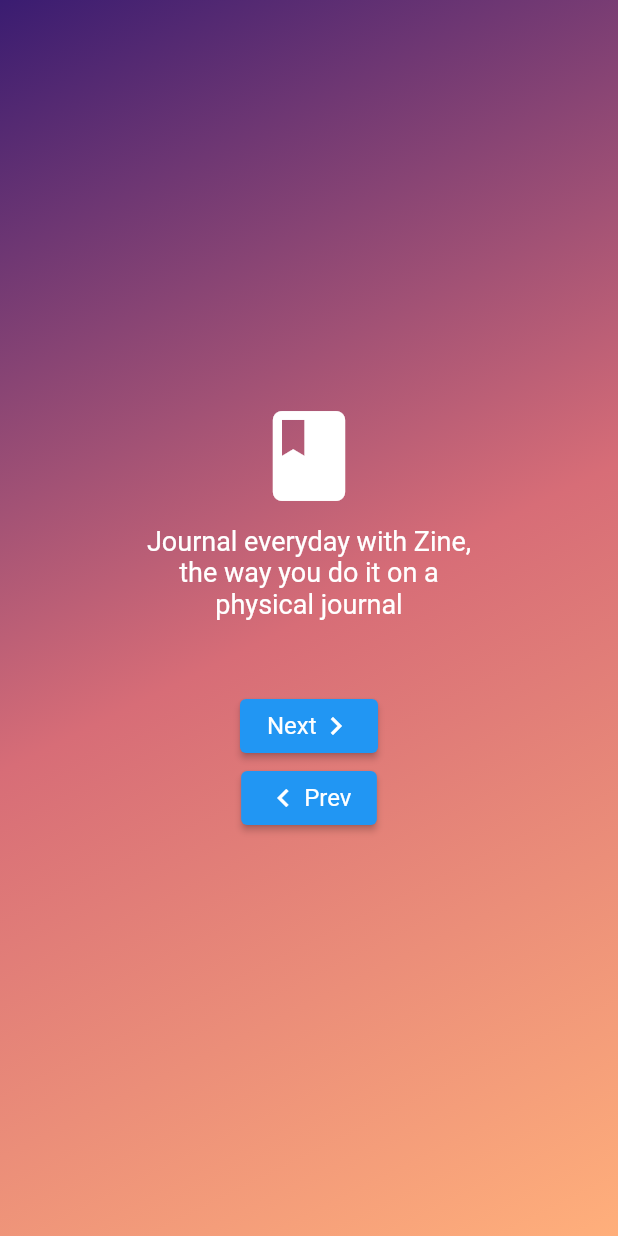
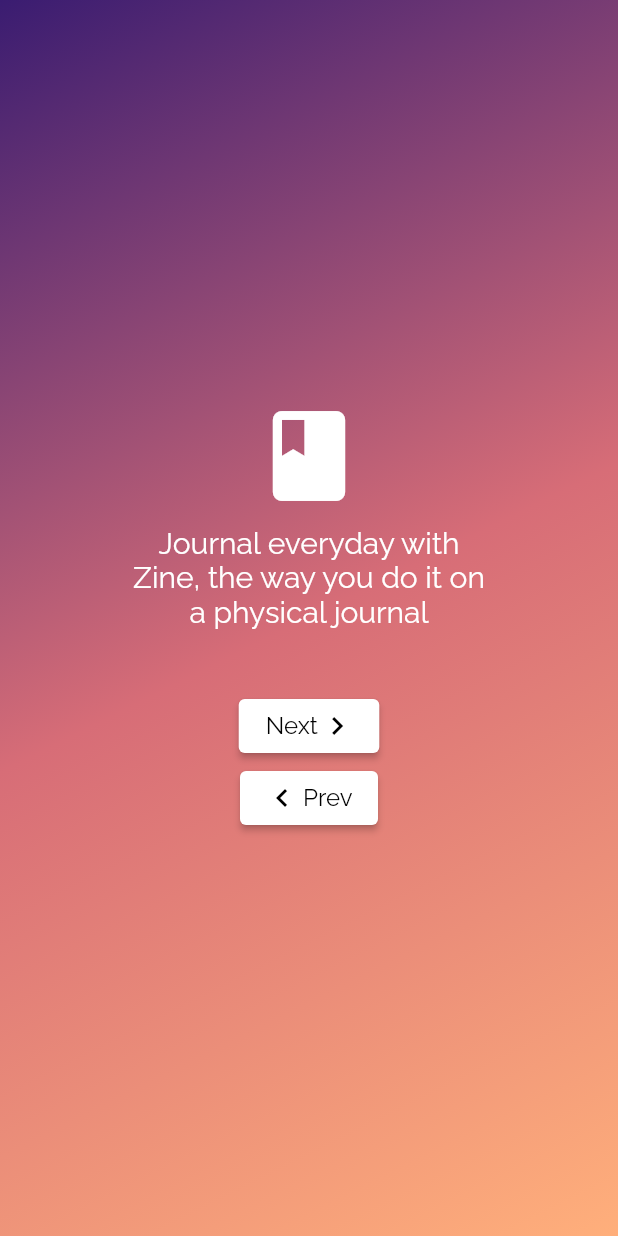
Before and after one commit to Naomi-Ugwuoke/Journal.ly, a Flutter app: the screen it shows after launch, after a tap on "Next", on a phone screen of 412 x 824 dp. Run offline on Flutter 3.47's test engine with Material 2 defaults, Android fonts, the phone set to English and light mode, and no system bars; our stand-ins replace google_fonts.

Commit message:
condensed the files, new widgets, cleaner code

```diff
--- a/lib/main.dart
+++ b/lib/main.dart
@@ -1,8 +1,11 @@
 // ignore_for_file: must_be_immutable
 
 import 'package:flutter/material.dart';
+import 'package:google_fonts/google_fonts.dart';
 
 import 'welcome_page_steps.dart';
+
+
 
 void main() =>  runApp(const MyApp());
 
@@ -12,9 +15,12 @@ class MyApp extends StatelessWidget {
 
   @override
   Widget build (BuildContext context) {
-    return const MaterialApp(
+    return MaterialApp(
       title: 'Journal.ly',
-      home: WelcomePage(),
+      home: const WelcomePage(),
+      theme: ThemeData(
+        textTheme: GoogleFonts.ralewayTextTheme(Theme.of(context).textTheme)
+      ),
       debugShowCheckedModeBanner: false,
     );
   }
--- a/lib/welcome_page_steps.dart
+++ b/lib/welcome_page_steps.dart
@@ -36,6 +36,29 @@ class _WelcomePageStepeState extends State<WelcomePageStep> {
     [ 'Get an year-end progress report of your moods', Icons.calendar_today, false]
   ];
 
+  Widget navButtons(String type) {
+    return
+      ElevatedButton( onPressed: type == 'next' ? next : prev,
+          style: ButtonStyle(backgroundColor: MaterialStateProperty.all(Colors.white)),
+          child: Row(
+            mainAxisSize: MainAxisSize.min,
+            mainAxisAlignment: MainAxisAlignment.center,
+            children: [
+              if(type == 'prev')
+                const Icon(Icons.chevron_left, color: Colors.black),
+              Container(
+                margin: const EdgeInsets.only(top: 2, left: 2, bottom: 2, right: 1),
+                child: Text(type == 'prev' ? 'Prev' : 'Next',
+                  style: const TextStyle(fontSize: 16,  fontWeight: FontWeight.w400, color: Colors.black,),
+                ),
+              ),
+              if(type == 'next')
+                const Icon(Icons.chevron_right, color: Colors.black),
+            ],
+          ),
+        );
+  }
+
   @override
   Widget build(BuildContext context) {
     return Container(
@@ -46,49 +69,8 @@ class _WelcomePageStepeState extends State<WelcomePageStep> {
         crossAxisAlignment: CrossAxisAlignment.center,
         children:  <Widget>[
           HomePageData(data[i][0] as String, data[i][1] as IconData, data[i][2] as bool),
-          ElevatedButton(
-            onPressed: next,
-            child: Row(
-              mainAxisSize: MainAxisSize.min,
-              mainAxisAlignment: MainAxisAlignment.center,
-              children: [
-                Container(
-                  margin: const EdgeInsets.only(top: 2, left: 2, bottom: 2, right: 1),
-                  child: const Text(
-                    'Next',
-                    style: TextStyle(
-                      fontSize: 16,
-                      fontWeight: FontWeight.w400,
-                      color: Colors.white,
-                    ),
-                  ),
-                ),
-                const Icon(Icons.chevron_right, color: Colors.white),
-              ],
-            ),
-          ),
-          if(i > 0)
-            ElevatedButton(
-              onPressed: prev,
-              child: Row(
-                mainAxisSize: MainAxisSize.min,
-                mainAxisAlignment: MainAxisAlignment.center,
-                children: [
-                  const Icon(Icons.chevron_left, color: Colors.white),
-                  Container(
-                    margin: const EdgeInsets.only(top: 2, left: 2, bottom: 2, right: 1),
-                    child: const Text(
-                      'Prev',
-                      style: TextStyle(
-                        fontSize: 16,
-                        fontWeight: FontWeight.w400,
-                        color: Colors.white,
-                      ),
-                    ),
-                  ),
-                ],
-              ),
-            )
+          navButtons('next'),
+          if(i > 0) navButtons('prev')
         ],
       ),
     );
@@ -105,24 +87,23 @@ class HomePageData extends StatelessWidget {
 
   const HomePageData(this.title, this.icon, this.heading, {Key? key}) : super(key: key);
 
-  List<Widget> HomePageWidget(icon, title, heading) {
+  List<Widget> homePageWidget(icon, title, heading) {
     if(heading) {
       return [const Padding(
       padding: EdgeInsets.all(10),
       child:
-        Text('Journal.ly', style: TextStyle(fontSize: 36, color: Colors.white, shadows: [Shadow(offset: Offset(2, 3), blurRadius: 25) ]  ),)
+        Text('Journal.ly', style: TextStyle(fontSize: 36,  color: Colors.white, shadows: [Shadow(offset: Offset(2, 3), blurRadius: 25) ]  ),)
       )];
     }
     else {
       return <Widget>[
         Icon(icon, size: 72, color: Colors.white,),
-        Padding(
-                padding: const EdgeInsets.all(10),
+        Padding(padding: const EdgeInsets.all(10),
           child: Text(
             title,
             softWrap: true,
             textAlign: TextAlign.center,
-                  style: const TextStyle(color: Colors.white, fontFamily: 'RaleWay', fontWeight: FontWeight.w400, fontSize: 18),
+            style: const TextStyle(color: Colors.white,  fontWeight: FontWeight.w400, fontSize: 20),
           ),
         )
       ];
@@ -137,7 +118,7 @@ class HomePageData extends StatelessWidget {
       height: 192,
       child: Center(
         child: Column(
-          children: HomePageWidget(icon, title, heading)
+          children: homePageWidget(icon, title, heading)
         ),
       )
     );
```
Lines whose indentation alone changed are shown as unchanged.
